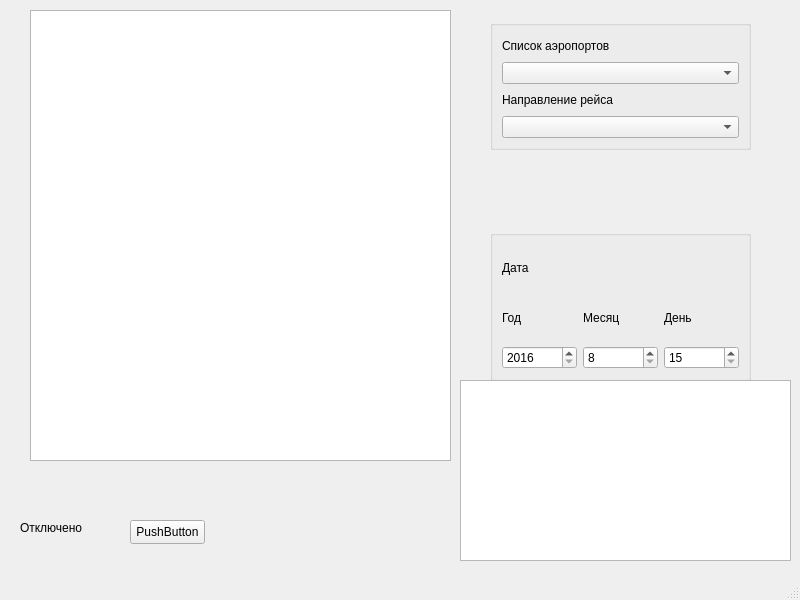
Above: Kursovaya5/InspektorAeroportov/mainwindow.ui from Innael/Kurs before the change. Below: the same form after it.
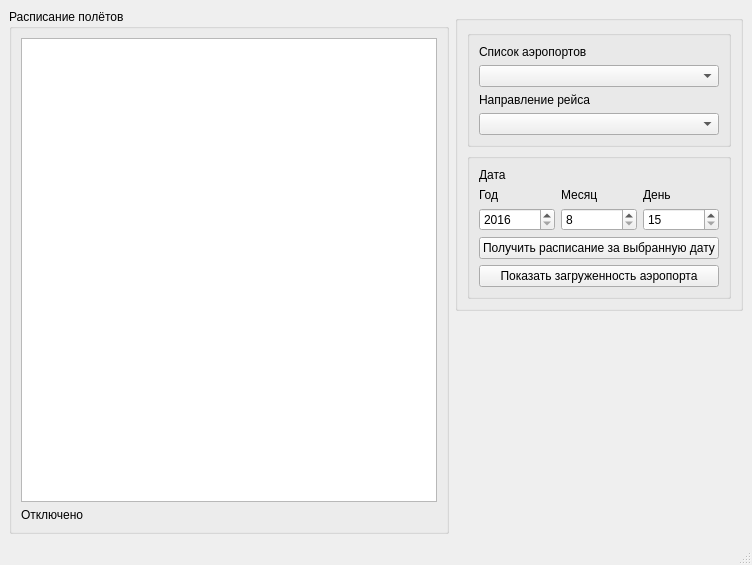
That is the form after the change.

The edit to the form file:
```diff
--- a/Kursovaya5/InspektorAeroportov/mainwindow.ui
+++ b/Kursovaya5/InspektorAeroportov/mainwindow.ui
@@ -6,65 +6,55 @@
    <rect>
     <x>0</x>
     <y>0</y>
-    <width>800</width>
-    <height>600</height>
+    <width>752</width>
+    <height>565</height>
    </rect>
   </property>
   <property name="windowTitle">
    <string>MainWindow</string>
   </property>
   <widget class="QWidget" name="centralwidget">
+   <layout class="QGridLayout" name="gridLayout_4">
+    <item row="2" column="1">
+     <spacer name="verticalSpacer">
+      <property name="orientation">
+       <enum>Qt::Vertical</enum>
+      </property>
+      <property name="sizeHint" stdset="0">
+       <size>
+        <width>20</width>
+        <height>203</height>
+       </size>
+      </property>
+     </spacer>
+    </item>
+    <item row="0" column="0" rowspan="3">
+     <widget class="QGroupBox" name="groupBox_3">
+      <property name="title">
+       <string>Расписание полётов</string>
+      </property>
+      <layout class="QGridLayout" name="gridLayout_3">
+       <item row="1" column="0">
    <widget class="QLabel" name="lb_statusConnect">
-    <property name="geometry">
-     <rect>
-      <x>20</x>
-      <y>520</y>
-      <width>81</width>
-      <height>16</height>
-     </rect>
-    </property>
     <property name="text">
      <string>Отключено</string>
     </property>
    </widget>
-   <widget class="QTableWidget" name="tableView">
-    <property name="geometry">
-     <rect>
-      <x>30</x>
-      <y>10</y>
-      <width>421</width>
-      <height>451</height>
-     </rect>
-    </property>
-    <property name="rowCount">
-     <number>0</number>
-    </property>
-    <property name="columnCount">
-     <number>0</number>
-    </property>
-   </widget>
-   <widget class="QPushButton" name="pushButton">
-    <property name="geometry">
-     <rect>
-      <x>130</x>
-      <y>520</y>
-      <width>75</width>
-      <height>24</height>
-     </rect>
-    </property>
-    <property name="text">
-     <string>PushButton</string>
-    </property>
-   </widget>
+       </item>
+       <item row="0" column="0">
+        <widget class="QTableView" name="tableView"/>
+       </item>
+      </layout>
+     </widget>
+    </item>
+    <item row="1" column="1">
+     <widget class="QGroupBox" name="groupBox_4">
+      <property name="title">
+       <string/>
+      </property>
+      <layout class="QGridLayout" name="gridLayout_2">
+       <item row="0" column="0">
    <widget class="QGroupBox" name="groupBox">
-    <property name="geometry">
-     <rect>
-      <x>490</x>
-      <y>20</y>
-      <width>261</width>
-      <height>130</height>
-     </rect>
-    </property>
     <property name="title">
      <string/>
     </property>
@@ -91,19 +81,23 @@
      </item>
     </layout>
    </widget>
+       </item>
+       <item row="1" column="0">
    <widget class="QGroupBox" name="groupBox_2">
-    <property name="geometry">
-     <rect>
-      <x>490</x>
-      <y>230</y>
-      <width>261</width>
-      <height>151</height>
-     </rect>
-    </property>
     <property name="title">
      <string/>
     </property>
     <layout class="QGridLayout" name="gridLayout">
+          <item row="2" column="1">
+           <widget class="QSpinBox" name="sB_month">
+            <property name="minimum">
+             <number>8</number>
+            </property>
+            <property name="maximum">
+             <number>12</number>
+            </property>
+           </widget>
+          </item>
      <item row="0" column="0">
       <widget class="QLabel" name="label_2">
        <property name="text">
@@ -111,26 +105,6 @@
        </property>
       </widget>
      </item>
-     <item row="1" column="0">
-      <widget class="QLabel" name="label_3">
-       <property name="text">
-        <string>Год</string>
-       </property>
-       <property name="buddy">
-        <cstring>sB_year</cstring>
-       </property>
-      </widget>
-     </item>
-     <item row="1" column="1">
-      <widget class="QLabel" name="label_4">
-       <property name="text">
-        <string>Месяц</string>
-       </property>
-       <property name="buddy">
-        <cstring>sB_month</cstring>
-       </property>
-      </widget>
-     </item>
      <item row="1" column="2">
       <widget class="QLabel" name="label_5">
        <property name="text">
@@ -141,6 +115,16 @@
        </property>
       </widget>
      </item>
+          <item row="1" column="0">
+           <widget class="QLabel" name="label_3">
+            <property name="text">
+             <string>Год</string>
+            </property>
+            <property name="buddy">
+             <cstring>sB_year</cstring>
+            </property>
+           </widget>
+          </item>
      <item row="2" column="0">
       <widget class="QSpinBox" name="sB_year">
        <property name="minimum">
@@ -151,13 +135,10 @@
        </property>
       </widget>
      </item>
-     <item row="2" column="1">
-      <widget class="QSpinBox" name="sB_month">
-       <property name="minimum">
-        <number>8</number>
-       </property>
-       <property name="maximum">
-        <number>12</number>
+          <item row="3" column="0" colspan="3">
+           <widget class="QPushButton" name="pushButton">
+            <property name="text">
+             <string>Получить расписание за выбранную дату</string>
        </property>
       </widget>
      </item>
@@ -171,25 +152,37 @@
        </property>
       </widget>
      </item>
-    </layout>
-   </widget>
-   <widget class="QTextEdit" name="textEdit">
-    <property name="geometry">
-     <rect>
-      <x>460</x>
-      <y>380</y>
-      <width>331</width>
-      <height>181</height>
-     </rect>
-    </property>
-   </widget>
+          <item row="1" column="1">
+           <widget class="QLabel" name="label_4">
+            <property name="text">
+             <string>Месяц</string>
+            </property>
+            <property name="buddy">
+             <cstring>sB_month</cstring>
+            </property>
+           </widget>
+          </item>
+          <item row="4" column="0" colspan="3">
+           <widget class="QPushButton" name="pb_show_GraphWin">
+            <property name="text">
+             <string>Показать загруженность аэропорта</string>
+            </property>
+           </widget>
+          </item>
+         </layout>
+        </widget>
+       </item>
+      </layout>
+     </widget>
+    </item>
+   </layout>
   </widget>
   <widget class="QMenuBar" name="menubar">
    <property name="geometry">
     <rect>
      <x>0</x>
      <y>0</y>
-     <width>800</width>
+     <width>752</width>
      <height>22</height>
     </rect>
    </property>
```
Lines whose indentation alone changed are shown as unchanged.
